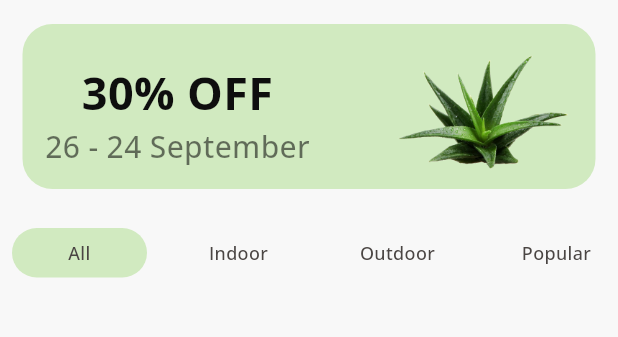
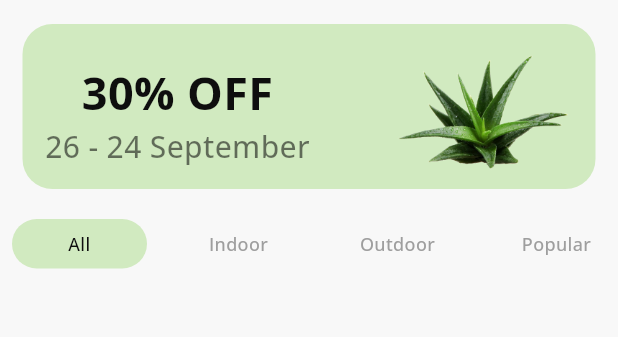
Before and after one commit to adnfutuh/plant_app, a Flutter app: the HomeHeader widget shown alone on an empty page, opened directly, on a phone screen of 412 x 824 dp, the part 93-430 px from its top. Run offline on Flutter 3.47's test engine with Material 3 defaults, Android fonts, the phone set to English and light mode, and no system bars; our stand-ins replace google_fonts.

Commit message:
add sections

```diff
--- a/lib/screens/sections/home_header.dart
+++ b/lib/module/home/screens/sections/home_header.dart
@@ -2,7 +2,7 @@ import 'package:flutter/material.dart';
 import 'package:plant_app/const/colors.dart';
 import 'package:plant_app/const/text.dart';
 
-import '../../const/size.dart';
+import '../../../../const/size.dart';
 
 class HomeHeader extends StatefulWidget {
   const HomeHeader({super.key});
@@ -82,7 +82,7 @@ class _HomeHeaderState extends State<HomeHeader> {
             ],
           ),
         ),
-        const SizedBox(height: 16),
+        const SizedBox(height: 10),
         SingleChildScrollView(
           scrollDirection: Axis.horizontal,
           child: Row(
@@ -108,7 +108,7 @@ class _HomeHeaderState extends State<HomeHeader> {
                         _categories[index],
                         style: medium.copyWith(
                           fontSize: 12,
-                          color: _categories == index ? white : grey2,
+                          color: _isSelected == index ? black : Colors.grey,
                         ),
                         textAlign: TextAlign.center,
                       ),
--- a/lib/screens/sections/home_recommended.dart
+++ b/lib/module/home/screens/sections/home_recommended.dart
@@ -1,7 +1,7 @@
 import 'package:flutter/material.dart';
-import 'package:plant_app/screens/components/home_card.dart';
+import 'package:plant_app/module/home/screens/components/home_card.dart';
 
-import '../../const/text.dart';
+import '../../../../const/text.dart';
 
 class HomeRecommended extends StatelessWidget {
   const HomeRecommended({super.key});
@@ -18,7 +18,7 @@ class HomeRecommended extends StatelessWidget {
             style: medium.copyWith(fontSize: 22),
           ),
         ),
-        const SizedBox(height: 30),
+        const SizedBox(height: 10),
         const Padding(
           padding: EdgeInsets.only(left: 15),
           child: SizedBox(
```
Also changed, not shown: lib/module/home/screens/sections/home_appbar.dart (renamed from lib/screens/sections/home_appbar.dart).
